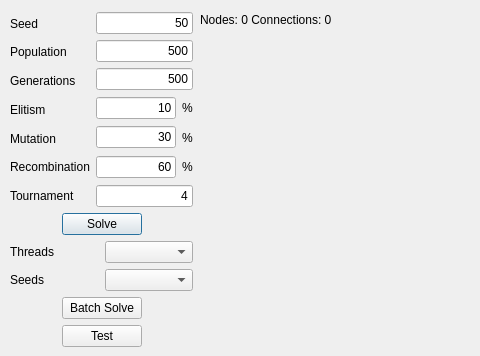
Above: geneticdialog.ui from xQsme/RLP_Qt before the change; both pictures show x 0 to 480 and y 0 to 356 of the 773 by 514 pixel window. Below: the same form after it.
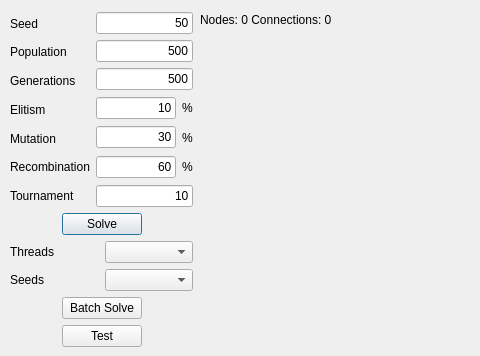
That is the form after the change.

What changed in the file:
```diff
--- a/geneticdialog.ui
+++ b/geneticdialog.ui
@@ -241,7 +241,7 @@
         <item>
          <widget class="QLineEdit" name="lineEditTournament">
           <property name="text">
-           <string>4</string>
+           <string>10</string>
           </property>
           <property name="alignment">
            <set>Qt::AlignRight|Qt::AlignTrailing|Qt::AlignVCenter</set>
```
